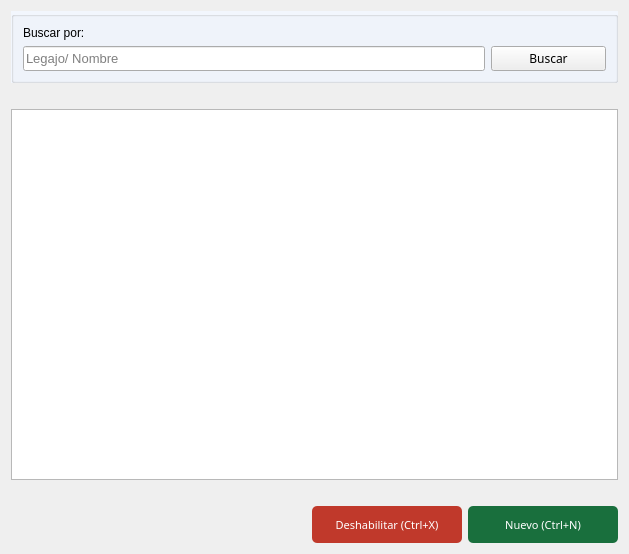
This is gui/listas/operarios_lista.ui in Lonaris/Corupel as Qt 5 draws it before an edit. The edited form follows.
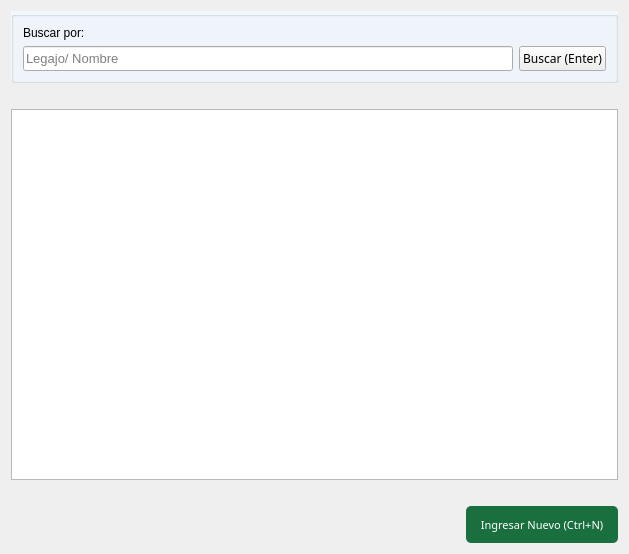
This is the edited form. Icons and pictures are not drawn.

```diff
--- a/gui/listas/operarios_lista.ui
+++ b/gui/listas/operarios_lista.ui
@@ -49,7 +49,7 @@
        <property name="title">
         <string/>
        </property>
-       <layout class="QGridLayout" name="gridLayout_3" columnstretch="80,20">
+       <layout class="QGridLayout" name="gridLayout_3" columnstretch="90,10">
         <item row="1" column="0">
          <widget class="QLineEdit" name="ln_buscar">
           <property name="sizePolicy">
@@ -97,7 +97,7 @@
            <string notr="true"/>
           </property>
           <property name="text">
-           <string>Buscar</string>
+           <string>Buscar (Enter)</string>
           </property>
           <property name="icon">
            <iconset>
@@ -153,465 +153,17 @@
         </spacer>
        </item>
        <item>
-        <widget class="QPushButton" name="btn_deshabilitar">
-         <property name="sizePolicy">
-          <sizepolicy hsizetype="Expanding" vsizetype="Expanding">
-           <horstretch>0</horstretch>
-           <verstretch>0</verstretch>
-          </sizepolicy>
+        <spacer name="horizontalSpacer_5">
+         <property name="orientation">
+          <enum>Qt::Horizontal</enum>
          </property>
-         <property name="palette">
-          <palette>
-           <active>
-            <colorrole role="WindowText">
-             <brush brushstyle="SolidPattern">
-              <color alpha="255">
-               <red>255</red>
-               <green>255</green>
-               <blue>255</blue>
-              </color>
-             </brush>
-            </colorrole>
-            <colorrole role="Button">
-             <brush brushstyle="SolidPattern">
-              <color alpha="255">
-               <red>192</red>
-               <green>57</green>
-               <blue>43</blue>
-              </color>
-             </brush>
-            </colorrole>
-            <colorrole role="Light">
-             <brush brushstyle="SolidPattern">
-              <color alpha="255">
-               <red>127</red>
-               <green>255</green>
-               <blue>191</blue>
-              </color>
-             </brush>
-            </colorrole>
-            <colorrole role="Midlight">
-             <brush brushstyle="SolidPattern">
-              <color alpha="255">
-               <red>106</red>
-               <green>212</green>
-               <blue>159</blue>
-              </color>
-             </brush>
-            </colorrole>
-            <colorrole role="Dark">
-             <brush brushstyle="SolidPattern">
-              <color alpha="255">
-               <red>42</red>
-               <green>85</green>
-               <blue>63</blue>
-              </color>
-             </brush>
-            </colorrole>
-            <colorrole role="Mid">
-             <brush brushstyle="SolidPattern">
-              <color alpha="255">
-               <red>56</red>
-               <green>113</green>
-               <blue>84</blue>
-              </color>
-             </brush>
-            </colorrole>
-            <colorrole role="Text">
-             <brush brushstyle="SolidPattern">
-              <color alpha="255">
-               <red>255</red>
-               <green>255</green>
-               <blue>255</blue>
-              </color>
-             </brush>
-            </colorrole>
-            <colorrole role="BrightText">
-             <brush brushstyle="SolidPattern">
-              <color alpha="255">
-               <red>255</red>
-               <green>255</green>
-               <blue>255</blue>
-              </color>
-             </brush>
-            </colorrole>
-            <colorrole role="ButtonText">
-             <brush brushstyle="SolidPattern">
-              <color alpha="255">
-               <red>255</red>
-               <green>255</green>
-               <blue>255</blue>
-              </color>
-             </brush>
-            </colorrole>
-            <colorrole role="Base">
-             <brush brushstyle="SolidPattern">
-              <color alpha="255">
-               <red>192</red>
-               <green>57</green>
-               <blue>43</blue>
-              </color>
-             </brush>
-            </colorrole>
-            <colorrole role="Window">
-             <brush brushstyle="SolidPattern">
-              <color alpha="255">
-               <red>192</red>
-               <green>57</green>
-               <blue>43</blue>
-              </color>
-             </brush>
-            </colorrole>
-            <colorrole role="Shadow">
-             <brush brushstyle="SolidPattern">
-              <color alpha="255">
-               <red>0</red>
-               <green>0</green>
-               <blue>0</blue>
-              </color>
-             </brush>
-            </colorrole>
-            <colorrole role="AlternateBase">
-             <brush brushstyle="SolidPattern">
-              <color alpha="255">
-               <red>170</red>
-               <green>212</green>
-               <blue>191</blue>
-              </color>
-             </brush>
-            </colorrole>
-            <colorrole role="ToolTipBase">
-             <brush brushstyle="SolidPattern">
-              <color alpha="255">
-               <red>255</red>
-               <green>255</green>
-               <blue>220</blue>
-              </color>
-             </brush>
-            </colorrole>
-            <colorrole role="ToolTipText">
-             <brush brushstyle="SolidPattern">
-              <color alpha="255">
-               <red>0</red>
-               <green>0</green>
-               <blue>0</blue>
-              </color>
-             </brush>
-            </colorrole>
-           </active>
-           <inactive>
-            <colorrole role="WindowText">
-             <brush brushstyle="SolidPattern">
-              <color alpha="255">
-               <red>255</red>
-               <green>255</green>
-               <blue>255</blue>
-              </color>
-             </brush>
-            </colorrole>
-            <colorrole role="Button">
-             <brush brushstyle="SolidPattern">
-              <color alpha="255">
-               <red>192</red>
-               <green>57</green>
-               <blue>43</blue>
-              </color>
-             </brush>
-            </colorrole>
-            <colorrole role="Light">
-             <brush brushstyle="SolidPattern">
-              <color alpha="255">
-               <red>127</red>
-               <green>255</green>
-               <blue>191</blue>
-              </color>
-             </brush>
-            </colorrole>
-            <colorrole role="Midlight">
-             <brush brushstyle="SolidPattern">
-              <color alpha="255">
-               <red>106</red>
-               <green>212</green>
-               <blue>159</blue>
-              </color>
-             </brush>
-            </colorrole>
-            <colorrole role="Dark">
-             <brush brushstyle="SolidPattern">
-              <color alpha="255">
-               <red>42</red>
-               <green>85</green>
-               <blue>63</blue>
-              </color>
-             </brush>
-            </colorrole>
-            <colorrole role="Mid">
-             <brush brushstyle="SolidPattern">
-              <color alpha="255">
-               <red>56</red>
-               <green>113</green>
-               <blue>84</blue>
-              </color>
-             </brush>
-            </colorrole>
-            <colorrole role="Text">
-             <brush brushstyle="SolidPattern">
-              <color alpha="255">
-               <red>255</red>
-               <green>255</green>
-               <blue>255</blue>
-              </color>
-             </brush>
-            </colorrole>
-            <colorrole role="BrightText">
-             <brush brushstyle="SolidPattern">
-              <color alpha="255">
-               <red>255</red>
-               <green>255</green>
-               <blue>255</blue>
-              </color>
-             </brush>
-            </colorrole>
-            <colorrole role="ButtonText">
-             <brush brushstyle="SolidPattern">
-              <color alpha="255">
-               <red>255</red>
-               <green>255</green>
-               <blue>255</blue>
-              </color>
-             </brush>
-            </colorrole>
-            <colorrole role="Base">
-             <brush brushstyle="SolidPattern">
-              <color alpha="255">
-               <red>192</red>
-               <green>57</green>
-               <blue>43</blue>
-              </color>
-             </brush>
-            </colorrole>
-            <colorrole role="Window">
-             <brush brushstyle="SolidPattern">
-              <color alpha="255">
-               <red>192</red>
-               <green>57</green>
-               <blue>43</blue>
-              </color>
-             </brush>
-            </colorrole>
-            <colorrole role="Shadow">
-             <brush brushstyle="SolidPattern">
-              <color alpha="255">
-               <red>0</red>
-               <green>0</green>
-               <blue>0</blue>
-              </color>
-             </brush>
-            </colorrole>
-            <colorrole role="AlternateBase">
-             <brush brushstyle="SolidPattern">
-              <color alpha="255">
-               <red>170</red>
-               <green>212</green>
-               <blue>191</blue>
-              </color>
-             </brush>
-            </colorrole>
-            <colorrole role="ToolTipBase">
-             <brush brushstyle="SolidPattern">
-              <color alpha="255">
-               <red>255</red>
-               <green>255</green>
-               <blue>220</blue>
-              </color>
-             </brush>
-            </colorrole>
-            <colorrole role="ToolTipText">
-             <brush brushstyle="SolidPattern">
-              <color alpha="255">
-               <red>0</red>
-               <green>0</green>
-               <blue>0</blue>
-              </color>
-             </brush>
-            </colorrole>
-           </inactive>
-           <disabled>
-            <colorrole role="WindowText">
-             <brush brushstyle="SolidPattern">
-              <color alpha="255">
-               <red>255</red>
-               <green>255</green>
-               <blue>255</blue>
-              </color>
-             </brush>
-            </colorrole>
-            <colorrole role="Button">
-             <brush brushstyle="SolidPattern">
-              <color alpha="255">
-               <red>192</red>
-               <green>57</green>
-               <blue>43</blue>
-              </color>
-             </brush>
-            </colorrole>
-            <colorrole role="Light">
-             <brush brushstyle="SolidPattern">
-              <color alpha="255">
-               <red>127</red>
-               <green>255</green>
-               <blue>191</blue>
-              </color>
-             </brush>
-            </colorrole>
-            <colorrole role="Midlight">
-             <brush brushstyle="SolidPattern">
-              <color alpha="255">
-               <red>106</red>
-               <green>212</green>
-               <blue>159</blue>
-              </color>
-             </brush>
-            </colorrole>
-            <colorrole role="Dark">
-             <brush brushstyle="SolidPattern">
-              <color alpha="255">
-               <red>42</red>
-               <green>85</green>
-               <blue>63</blue>
-              </color>
-             </brush>
-            </colorrole>
-            <colorrole role="Mid">
-             <brush brushstyle="SolidPattern">
-              <color alpha="255">
-               <red>56</red>
-               <green>113</green>
-               <blue>84</blue>
-              </color>
-             </brush>
-            </colorrole>
-            <colorrole role="Text">
-             <brush brushstyle="SolidPattern">
-              <color alpha="255">
-               <red>255</red>
-               <green>255</green>
-               <blue>255</blue>
-              </color>
-             </brush>
-            </colorrole>
-            <colorrole role="BrightText">
-             <brush brushstyle="SolidPattern">
-              <color alpha="255">
-               <red>255</red>
-               <green>255</green>
-               <blue>255</blue>
-              </color>
-             </brush>
-            </colorrole>
-            <colorrole role="ButtonText">
-             <brush brushstyle="SolidPattern">
-              <color alpha="255">
-               <red>255</red>
-               <green>255</green>
-               <blue>255</blue>
-              </color>
-             </brush>
-            </colorrole>
-            <colorrole role="Base">
-             <brush brushstyle="SolidPattern">
-              <color alpha="255">
-               <red>192</red>
-               <green>57</green>
-               <blue>43</blue>
-              </color>
-             </brush>
-            </colorrole>
-            <colorrole role="Window">
-             <brush brushstyle="SolidPattern">
-              <color alpha="255">
-               <red>192</red>
-               <green>57</green>
-               <blue>43</blue>
-              </color>
-             </brush>
-            </colorrole>
-            <colorrole role="Shadow">
-             <brush brushstyle="SolidPattern">
-              <color alpha="255">
-               <red>0</red>
-               <green>0</green>
-               <blue>0</blue>
-              </color>
-             </brush>
-            </colorrole>
-            <colorrole role="AlternateBase">
-             <brush brushstyle="SolidPattern">
-              <color alpha="255">
-               <red>85</red>
-               <green>170</green>
-               <blue>127</blue>
-              </color>
-             </brush>
-            </colorrole>
-            <colorrole role="ToolTipBase">
-             <brush brushstyle="SolidPattern">
-              <color alpha="255">
-               <red>255</red>
-               <green>255</green>
-               <blue>220</blue>
-              </color>
-             </brush>
-            </colorrole>
-            <colorrole role="ToolTipText">
-             <brush brushstyle="SolidPattern">
-              <color alpha="255">
-               <red>0</red>
-               <green>0</green>
-               <blue>0</blue>
-              </color>
-             </brush>
-            </colorrole>
-           </disabled>
-          </palette>
-         </property>
-         <property name="font">
-          <font>
-           <family>Ariall</family>
-           <pointsize>-1</pointsize>
-          </font>
-         </property>
-         <property name="styleSheet">
-          <string notr="true">#btn_deshabilitar{
-	background-color: #C0392B ;
-	color: #ffffff;
-	font-family: 'Ariall';
-	font-size: 11px;
-	border-radius: 5px;
-	}
-
-#btn_deshabilitar:hover{
-	background-color: #D0493B;
-	}
-</string>
-         </property>
-         <property name="text">
-          <string>Deshabilitar (Ctrl+X)</string>
-         </property>
-         <property name="icon">
-          <iconset>
-           <normaloff>../ico/remove_from_database.ico</normaloff>../ico/remove_from_database.ico</iconset>
-         </property>
-         <property name="iconSize">
+         <property name="sizeHint" stdset="0">
           <size>
-           <width>20</width>
+           <width>40</width>
            <height>20</height>
           </size>
          </property>
-         <property name="shortcut">
-          <string>Ctrl+X</string>
-         </property>
-        </widget>
+        </spacer>
        </item>
        <item>
         <widget class="QPushButton" name="btn_nuevo">
@@ -644,7 +196,7 @@
 </string>
          </property>
          <property name="text">
-          <string>Nuevo (Ctrl+N)</string>
+          <string>Ingresar Nuevo (Ctrl+N)</string>
          </property>
          <property name="icon">
           <iconset>
```
Left out of the diff: 1 changed line with no effect on the pictures.
